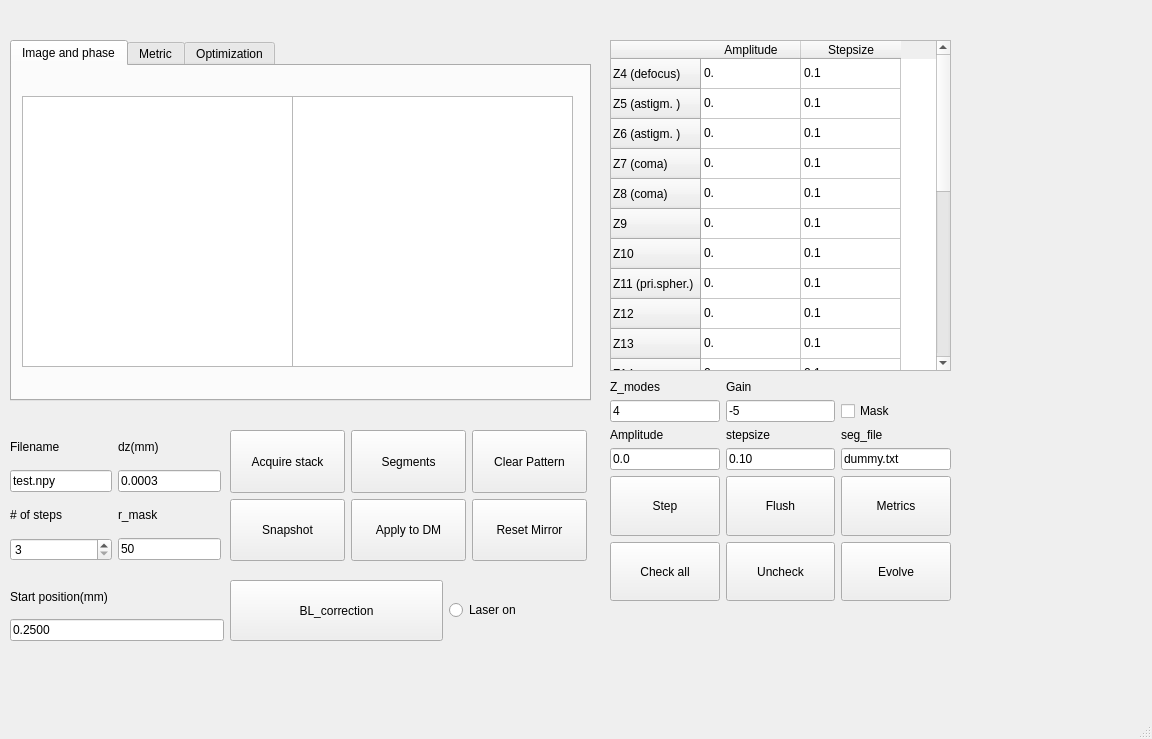
Qt form modules/BMC_multicorrection/BMC_multicorrection_design.ui (Huanglab-ucsf/InControl) before a commit.
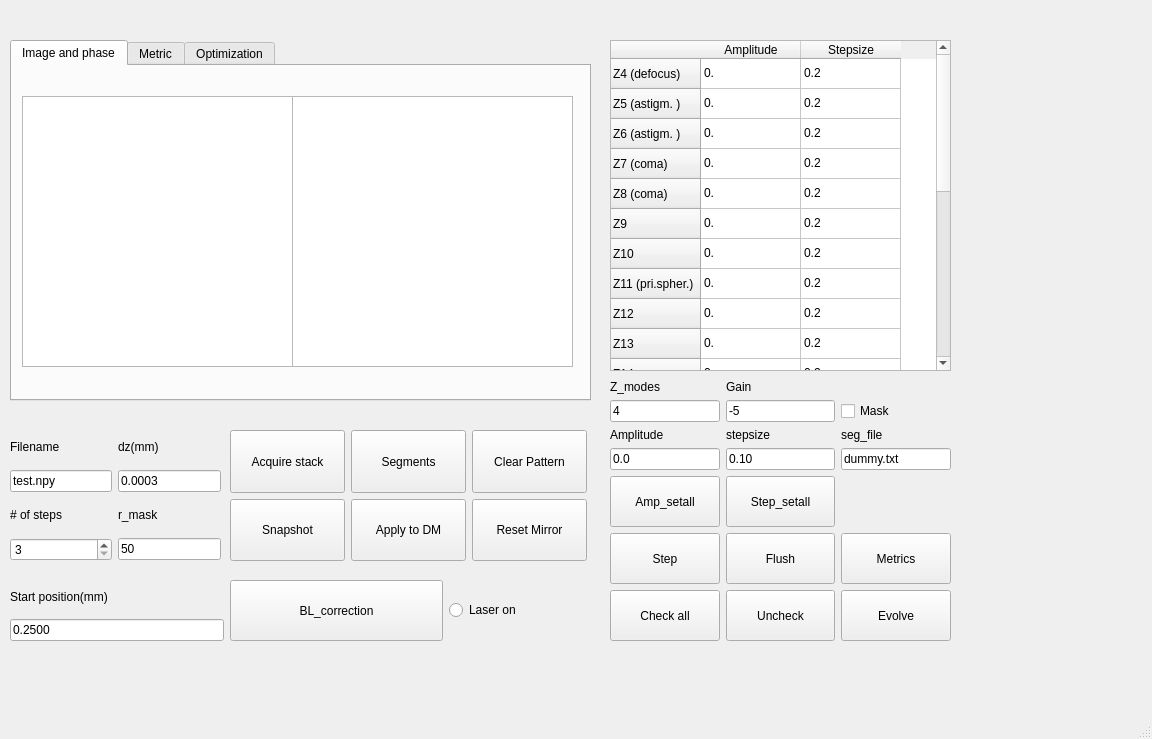
The same form after that commit. The open tabs and pages were chosen to show the change.

```diff
--- a/modules/BMC_multicorrection/BMC_multicorrection_design.ui
+++ b/modules/BMC_multicorrection/BMC_multicorrection_design.ui
@@ -334,7 +334,7 @@
     </item>
     <item row="0" column="1">
      <property name="text">
-      <string>0.1</string>
+      <string>0.2</string>
      </property>
     </item>
     <item row="1" column="0">
@@ -344,7 +344,7 @@
     </item>
     <item row="1" column="1">
      <property name="text">
-      <string>0.1</string>
+      <string>0.2</string>
      </property>
     </item>
     <item row="2" column="0">
@@ -354,7 +354,7 @@
     </item>
     <item row="2" column="1">
      <property name="text">
-      <string>0.1</string>
+      <string>0.2</string>
      </property>
     </item>
     <item row="3" column="0">
@@ -364,7 +364,7 @@
     </item>
     <item row="3" column="1">
      <property name="text">
-      <string>0.1</string>
+      <string>0.2</string>
      </property>
     </item>
     <item row="4" column="0">
@@ -374,7 +374,7 @@
     </item>
     <item row="4" column="1">
      <property name="text">
-      <string>0.1</string>
+      <string>0.2</string>
      </property>
     </item>
     <item row="5" column="0">
@@ -384,7 +384,7 @@
     </item>
     <item row="5" column="1">
      <property name="text">
-      <string>0.1</string>
+      <string>0.2</string>
      </property>
     </item>
     <item row="6" column="0">
@@ -394,7 +394,7 @@
     </item>
     <item row="6" column="1">
      <property name="text">
-      <string>0.1</string>
+      <string>0.2</string>
      </property>
     </item>
     <item row="7" column="0">
@@ -404,7 +404,7 @@
     </item>
     <item row="7" column="1">
      <property name="text">
-      <string>0.1</string>
+      <string>0.2</string>
      </property>
     </item>
     <item row="8" column="0">
@@ -414,7 +414,7 @@
     </item>
     <item row="8" column="1">
      <property name="text">
-      <string>0.1</string>
+      <string>0.2</string>
      </property>
     </item>
     <item row="9" column="0">
@@ -424,7 +424,7 @@
     </item>
     <item row="9" column="1">
      <property name="text">
-      <string>0.1</string>
+      <string>0.2</string>
      </property>
     </item>
     <item row="10" column="0">
@@ -434,7 +434,7 @@
     </item>
     <item row="10" column="1">
      <property name="text">
-      <string>0.1</string>
+      <string>0.2</string>
      </property>
     </item>
     <item row="11" column="0">
@@ -444,7 +444,7 @@
     </item>
     <item row="11" column="1">
      <property name="text">
-      <string>0.1</string>
+      <string>0.2</string>
      </property>
     </item>
     <item row="12" column="0">
@@ -454,7 +454,7 @@
     </item>
     <item row="12" column="1">
      <property name="text">
-      <string>0.1</string>
+      <string>0.2</string>
      </property>
     </item>
     <item row="13" column="0">
@@ -464,7 +464,7 @@
     </item>
     <item row="13" column="1">
      <property name="text">
-      <string>0.1</string>
+      <string>0.2</string>
      </property>
     </item>
     <item row="14" column="0">
@@ -474,7 +474,7 @@
     </item>
     <item row="14" column="1">
      <property name="text">
-      <string>0.1</string>
+      <string>0.2</string>
      </property>
     </item>
     <item row="15" column="0">
@@ -484,7 +484,7 @@
     </item>
     <item row="15" column="1">
      <property name="text">
-      <string>0.1</string>
+      <string>0.2</string>
      </property>
     </item>
     <item row="16" column="0">
@@ -494,7 +494,7 @@
     </item>
     <item row="16" column="1">
      <property name="text">
-      <string>0.1</string>
+      <string>0.2</string>
      </property>
     </item>
     <item row="17" column="0">
@@ -504,7 +504,7 @@
     </item>
     <item row="17" column="1">
      <property name="text">
-      <string>0.1</string>
+      <string>0.2</string>
      </property>
     </item>
     <item row="18" column="0">
@@ -514,7 +514,7 @@
     </item>
     <item row="18" column="1">
      <property name="text">
-      <string>0.1</string>
+      <string>0.2</string>
      </property>
     </item>
     <item row="19" column="0">
@@ -524,7 +524,7 @@
     </item>
     <item row="19" column="1">
      <property name="text">
-      <string>0.1</string>
+      <string>0.2</string>
      </property>
     </item>
     <item row="20" column="0">
@@ -534,7 +534,7 @@
     </item>
     <item row="20" column="1">
      <property name="text">
-      <string>0.1</string>
+      <string>0.2</string>
      </property>
     </item>
     <item row="21" column="0">
@@ -544,7 +544,7 @@
     </item>
     <item row="21" column="1">
      <property name="text">
-      <string>0.1</string>
+      <string>0.2</string>
      </property>
     </item>
    </widget>
@@ -554,7 +554,7 @@
       <x>610</x>
       <y>380</y>
       <width>341</width>
-      <height>221</height>
+      <height>261</height>
      </rect>
     </property>
     <layout class="QGridLayout" name="grid_zernset">
@@ -664,7 +664,7 @@
        </property>
       </widget>
      </item>
-     <item row="4" column="0">
+     <item row="5" column="0">
       <widget class="QPushButton" name="pushButton_stepZern">
        <property name="sizePolicy">
         <sizepolicy hsizetype="Expanding" vsizetype="Expanding">
@@ -677,7 +677,7 @@
        </property>
       </widget>
      </item>
-     <item row="4" column="1">
+     <item row="5" column="1">
       <widget class="QPushButton" name="pushButton_flush">
        <property name="sizePolicy">
         <sizepolicy hsizetype="Expanding" vsizetype="Expanding">
@@ -690,7 +690,7 @@
        </property>
       </widget>
      </item>
-     <item row="5" column="0">
+     <item row="6" column="0">
       <widget class="QPushButton" name="pushButton_checkall">
        <property name="sizePolicy">
         <sizepolicy hsizetype="Expanding" vsizetype="Expanding">
@@ -703,7 +703,7 @@
        </property>
       </widget>
      </item>
-     <item row="5" column="1">
+     <item row="6" column="1">
       <widget class="QPushButton" name="pushButton_uncheckall">
        <property name="sizePolicy">
         <sizepolicy hsizetype="Expanding" vsizetype="Expanding">
@@ -723,7 +723,7 @@
        </property>
       </widget>
      </item>
-     <item row="5" column="2">
+     <item row="6" column="2">
       <widget class="QPushButton" name="pushButton_evolve">
        <property name="sizePolicy">
         <sizepolicy hsizetype="Expanding" vsizetype="Expanding">
@@ -736,7 +736,7 @@
        </property>
       </widget>
      </item>
-     <item row="4" column="2">
+     <item row="5" column="2">
       <widget class="QPushButton" name="pushButton_singleEval">
        <property name="sizePolicy">
         <sizepolicy hsizetype="Minimum" vsizetype="Expanding">
@@ -749,6 +749,32 @@
        </property>
       </widget>
      </item>
+     <item row="4" column="0">
+      <widget class="QPushButton" name="pushButton_ampall">
+       <property name="sizePolicy">
+        <sizepolicy hsizetype="Minimum" vsizetype="Expanding">
+         <horstretch>0</horstretch>
+         <verstretch>0</verstretch>
+        </sizepolicy>
+       </property>
+       <property name="text">
+        <string>Amp_setall</string>
+       </property>
+      </widget>
+     </item>
+     <item row="4" column="1">
+      <widget class="QPushButton" name="pushButton_stpall">
+       <property name="sizePolicy">
+        <sizepolicy hsizetype="Minimum" vsizetype="Expanding">
+         <horstretch>0</horstretch>
+         <verstretch>0</verstretch>
+        </sizepolicy>
+       </property>
+       <property name="text">
+        <string>Step_setall</string>
+       </property>
+      </widget>
+     </item>
     </layout>
    </widget>
    <widget class="QWidget" name="gridLayoutWidget">
```
Left out of the diff: 2 changed lines with no effect on the pictures.
